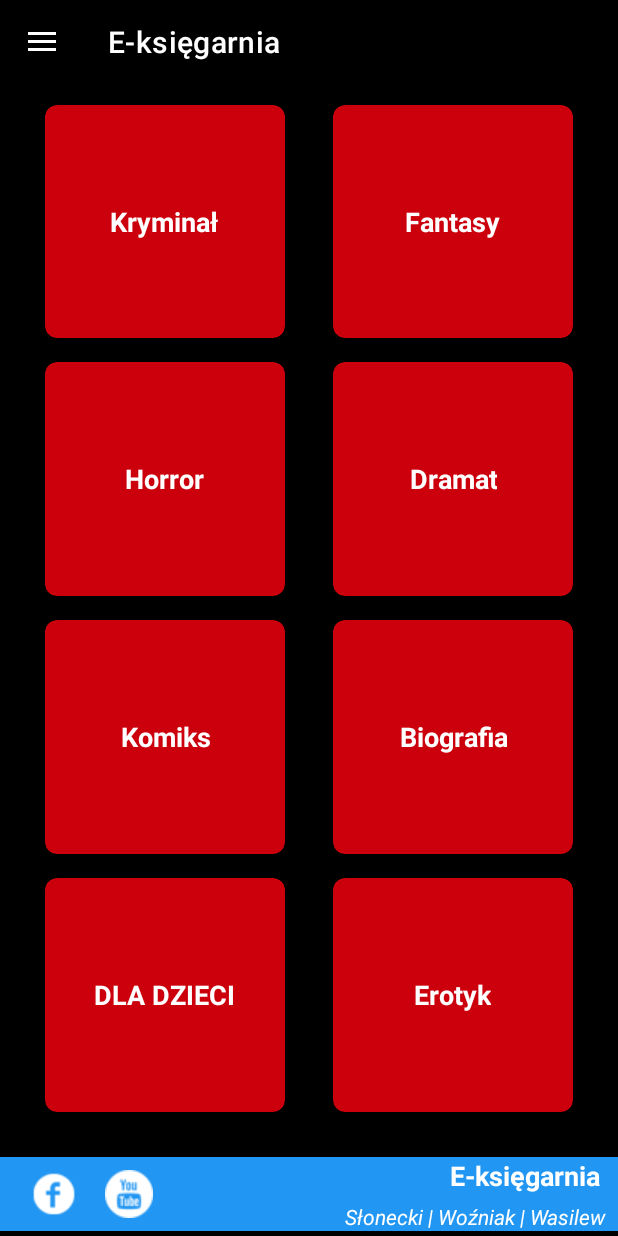
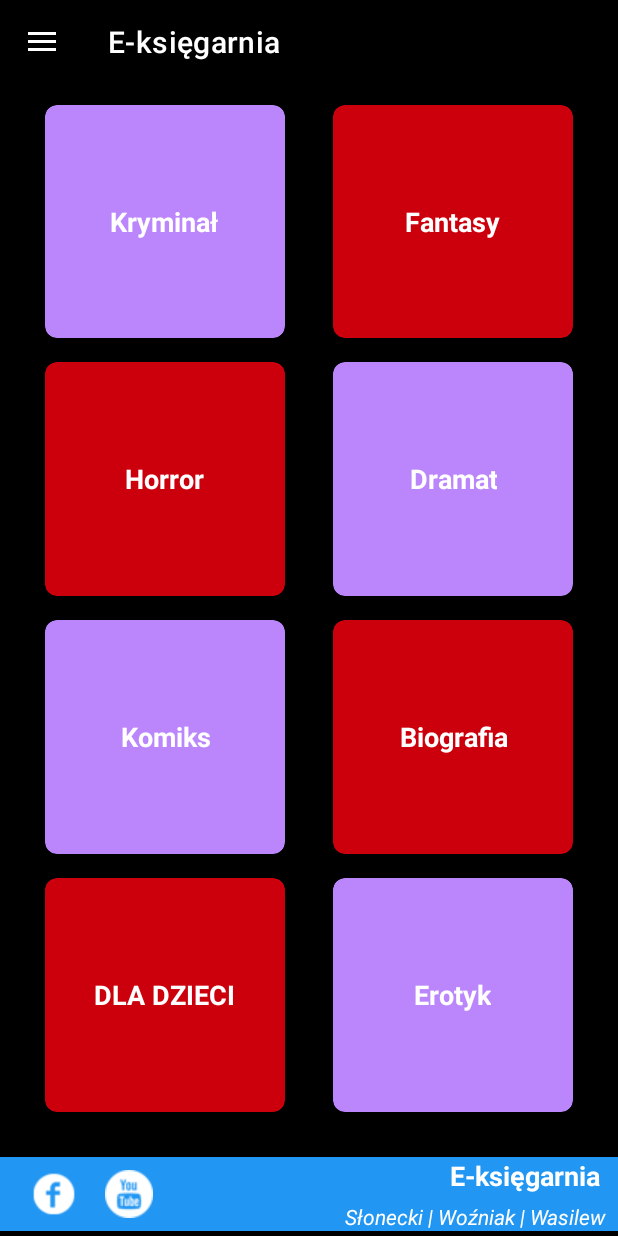
Before and after one commit to SloneckiS/AndroidApp, an Android app: the screen it shows after launch (MainActivity), in the side drawer, after a tap on "E-księgarnia", on a phone screen of 412 x 824 dp. Run offline under Robolectric (Android 15) with nearby library versions, the phone set to English and light mode, and no system bars; our stand-ins replace Firebase (no records; nobody signed in at launch, a user with empty details on screens opened directly).

Commit message:
feat: adjust books categories colors

```diff
--- a/app/src/main/res/layout-v21/fragment_main_menu.xml
+++ b/app/src/main/res/layout-v21/fragment_main_menu.xml
@@ -36,10 +36,9 @@
                 android:layout_marginLeft="16dp"
                 android:layout_marginRight="16dp"
                 android:layout_marginBottom="16dp"
+                app:cardBackgroundColor="@color/purple_200"
                 app:cardCornerRadius="8dp"
-                app:cardElevation="8dp"
-                app:cardBackgroundColor="@color/red"
-                >
+                app:cardElevation="8dp">
 
                 <LinearLayout
                     android:layout_width="wrap_content"
@@ -49,9 +48,9 @@
                     android:orientation="vertical">
 
                     <ImageView
-                        android:layout_gravity="center_horizontal"
                         android:layout_width="wrap_content"
-                        android:layout_height="wrap_content" />
+                        android:layout_height="wrap_content"
+                        android:layout_gravity="center_horizontal" />
 
                     <TextView
                         android:layout_width="wrap_content"
@@ -162,9 +161,9 @@
                 android:layout_marginLeft="16dp"
                 android:layout_marginRight="16dp"
                 android:layout_marginBottom="16dp"
+                app:cardBackgroundColor="@color/purple_200"
                 app:cardCornerRadius="8dp"
-                app:cardElevation="8dp"
-                app:cardBackgroundColor="@color/red">
+                app:cardElevation="8dp">
 
                 <LinearLayout
                     android:layout_width="wrap_content"
@@ -176,8 +175,7 @@
                     <ImageView
                         android:layout_width="wrap_content"
                         android:layout_height="wrap_content"
-                        android:layout_gravity="center_horizontal"
-                         />
+                        android:layout_gravity="center_horizontal" />
 
                     <TextView
                         android:layout_width="wrap_content"
@@ -205,9 +203,9 @@
                 android:layout_marginLeft="16dp"
                 android:layout_marginRight="16dp"
                 android:layout_marginBottom="16dp"
+                app:cardBackgroundColor="@color/purple_200"
                 app:cardCornerRadius="8dp"
-                app:cardElevation="8dp"
-                app:cardBackgroundColor="@color/red">
+                app:cardElevation="8dp">
 
                 <LinearLayout
                     android:layout_width="wrap_content"
@@ -219,8 +217,7 @@
                     <ImageView
                         android:layout_width="wrap_content"
                         android:layout_height="wrap_content"
-                        android:layout_gravity="center_horizontal"
-                         />
+                        android:layout_gravity="center_horizontal" />
 
                     <TextView
                         android:layout_width="wrap_content"
@@ -323,9 +320,9 @@
                 android:layout_marginLeft="16dp"
                 android:layout_marginRight="16dp"
                 android:layout_marginBottom="16dp"
+                app:cardBackgroundColor="@color/purple_200"
                 app:cardCornerRadius="8dp"
-                app:cardElevation="8dp"
-                app:cardBackgroundColor="@color/red">
+                app:cardElevation="8dp">
 
                 <LinearLayout
                     android:layout_width="wrap_content"
@@ -337,8 +334,7 @@
                     <ImageView
                         android:layout_width="wrap_content"
                         android:layout_height="wrap_content"
-                        android:layout_gravity="center_horizontal"
-                         />
+                        android:layout_gravity="center_horizontal" />
 
                     <TextView
                         android:layout_width="wrap_content"
```
